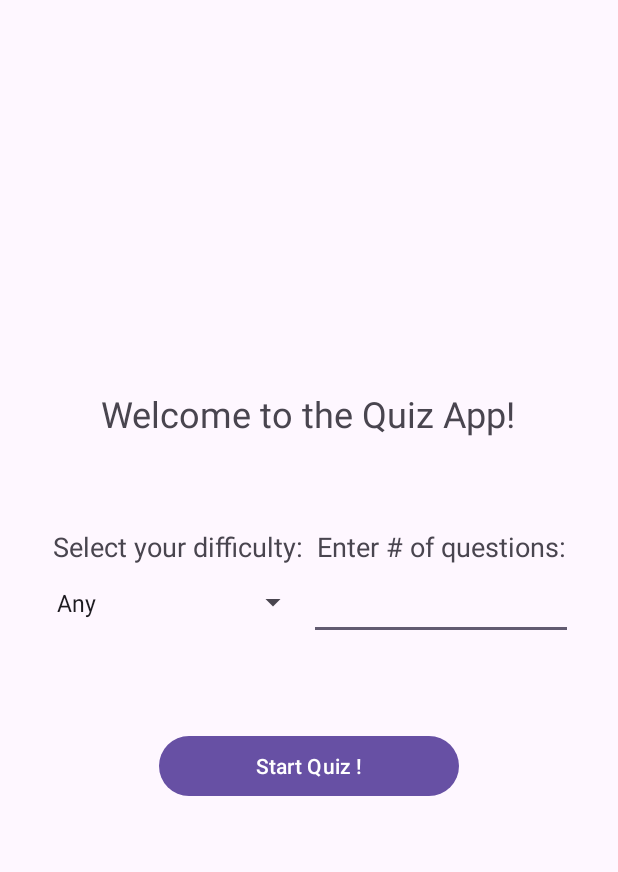
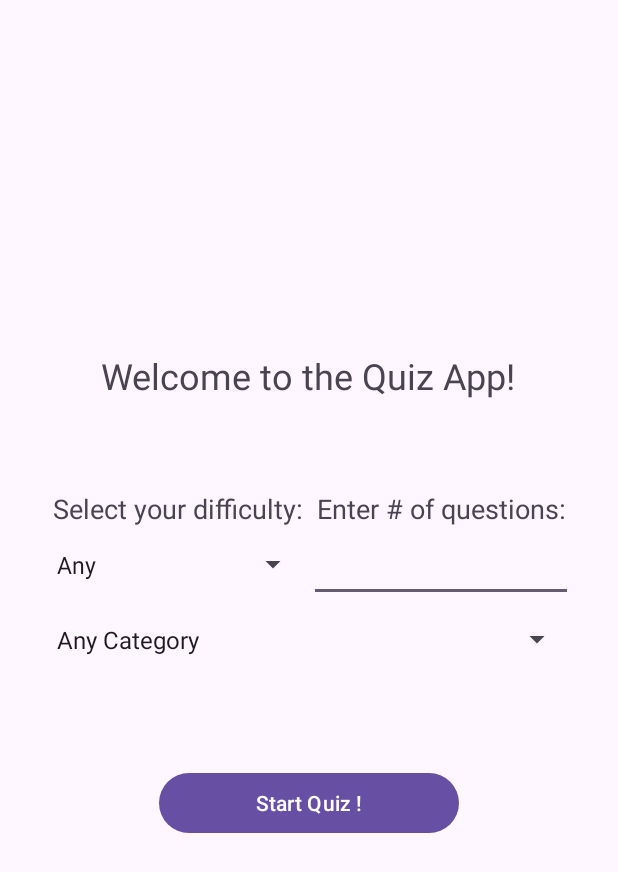
Before and after one commit to arcreane/introduction-to-android-super-awesome-team-name, an Android app: the screen it shows after launch (MainActivity), on a phone screen of 412 x 824 dp. Shown: the top 872 px of the screen. Run offline under Robolectric (Android 15) with nearby library versions, the phone set to English and light mode, and no system bars.

Commit message:
feat: added category selection

```diff
--- a/app/src/main/java/com/example/quizapp/MainActivity.java
+++ b/app/src/main/java/com/example/quizapp/MainActivity.java
@@ -12,12 +12,48 @@ import androidx.core.graphics.Insets;
 import androidx.core.view.ViewCompat;
 import androidx.core.view.WindowInsetsCompat;
 
+import java.util.HashMap;
+import java.util.Map;
+
 public class MainActivity extends AppCompatActivity {
+
+    private final Map<String, Integer> categoryIds = new HashMap<>() {{
+        put(null, 0);
+        put("Any Category", 0);
+        put("General Knowledge", 9);
+        put("Entertainment: Books", 10);
+        put("Entertainment: Film", 11);
+        put("Entertainment: Music", 12);
+        put("Entertainment: Musicals & Theatres", 13);
+        put("Entertainment: Television", 14);
+        put("Entertainment: Video Games", 15);
+        put("Entertainment: Board Games", 16);
+        put("Science & Nature", 17);
+        put("Science: Computers", 18);
+        put("Science: Mathematics", 19);
+        put("Mythology", 20);
+        put("Sports", 21);
+        put("Geography", 22);
+        put("History", 23);
+        put("Politics", 24);
+        put("Art", 25);
+        put("Celebrities", 26);
+        put("Animals", 27);
+        put("Vehicles", 28);
+        put("Entertainment: Comics", 29);
+        put("Science: Gadgets", 30);
+        put("Entertainment: Japanese Anime & Manga", 31);
+        put("Entertainment: Cartoon & Animations", 32);
+    }};
 
     public void handleStartQuizButtonClick(View view) {
         Difficulty quizDifficulty = Difficulty.any;
         Spinner difficultySpinner = findViewById(R.id.quizSettingsDifficultySelectSpinner);
         String selectedDifficulty = difficultySpinner.getSelectedItem().toString().toLowerCase();
+        Spinner categorySpinner = findViewById(R.id.quizSettingsCategorySpinner);
+        String selectedCategory = categorySpinner.getSelectedItem().toString();
+
+        int categoryId = categoryIds.getOrDefault(selectedCategory, 0);
 
         if (selectedDifficulty.isEmpty()) {
             return;
@@ -59,6 +95,7 @@ public class MainActivity extends AppCompatActivity {
         Intent intent = new Intent(this, QuizPageActivity.class);
         intent.putExtra("difficulty", quizDifficulty.toString());
         intent.putExtra("numQuestions", quizNumQuestions);
+        intent.putExtra("categoryId", categoryId);
         startActivity(intent);
 
     }
--- a/app/src/main/java/com/example/quizapp/QuizPageActivity.java
+++ b/app/src/main/java/com/example/quizapp/QuizPageActivity.java
@@ -36,7 +36,6 @@ public class QuizPageActivity extends AppCompatActivity {
 
     private TextView questionNumberTextView, questionTextView, scoreTextView, difficultyTextView;
     private Button option1Button, option2Button, option3Button, option4Button;
-
     private Vibrator vibrator;
 
     private MediaPlayer mediaPlayer;
@@ -44,6 +43,8 @@ public class QuizPageActivity extends AppCompatActivity {
     private Difficulty difficulty;
 
     private int numQuestions;
+
+    private int categoryId;
 
     private List<Question> questionsList = new ArrayList<>();
     private int currentQuestionIndex = 0;
@@ -79,6 +80,9 @@ public class QuizPageActivity extends AppCompatActivity {
         }
         difficulty = Difficulty.valueOf(difficultyStr);
         numQuestions = intent.getIntExtra("numQuestions", 10);
+        Log.d("QuizPageActivity", "Number of Questions: " + numQuestions);
+        categoryId = intent.getIntExtra("categoryId", 0);
+        Log.d("QuizPageActivity", "Category ID: " + categoryId);
 
         // Fetch quiz questions
         fetchQuizQuestions();
@@ -93,10 +97,14 @@ public class QuizPageActivity extends AppCompatActivity {
 
         // Make API call
         Call<Quiz> call;
-        if (difficulty == Difficulty.any) {
-            call = quizAPI.getQuiz(10, "multiple", "url3986", null);
+        if (difficulty == Difficulty.any && categoryId == 0) {
+            call = quizAPI.getQuiz(numQuestions, "multiple", "url3986", null, null);
+        } else if (categoryId == 0) {
+            call = quizAPI.getQuiz(numQuestions, "multiple", "url3986", difficulty.toString(), null);
+        } else if (difficulty == Difficulty.any) {
+            call = quizAPI.getQuiz(numQuestions, "multiple", "url3986", null, categoryId);
         } else {
-            call = quizAPI.getQuiz(10, "multiple", "url3986", difficulty.toString());
+            call = quizAPI.getQuiz(numQuestions, "multiple", "url3986", difficulty.toString(), categoryId);
         }
         call.enqueue(new Callback<>() {
             @Override
@@ -122,12 +130,10 @@ public class QuizPageActivity extends AppCompatActivity {
             //Update question number and score in header
             questionNumberTextView.setText(String.format(getString(R.string.question_number), currentQuestionIndex + 1, questionsList.size()));
 
-
             // Get the current question
             Question question = questionsList.get(currentQuestionIndex);
 
             String difficulty = question.getDifficulty();
-
 
             int question_points;
 
@@ -236,6 +242,7 @@ public class QuizPageActivity extends AppCompatActivity {
             Intent restartIntent = new Intent(this, QuizPageActivity.class);
             restartIntent.putExtra("difficulty", difficulty.toString());
             restartIntent.putExtra("numQuestions", numQuestions);
+            restartIntent.putExtra("categoryId", categoryId);
             startActivity(restartIntent);
             finish();
         });
--- a/app/src/main/java/com/example/quizapp/api/QuizAPI.java
+++ b/app/src/main/java/com/example/quizapp/api/QuizAPI.java
@@ -12,6 +12,7 @@ public interface QuizAPI {
             @Query("amount") int amount,
             @Query("type") String type,
             @Query("encode") String encode,
-            @Query("difficulty") String difficulty
+            @Query("difficulty") String difficulty,
+            @Query("category") Integer categoryId
             );
 }
--- a/app/src/main/res/layout/activity_main.xml
+++ b/app/src/main/res/layout/activity_main.xml
@@ -85,6 +85,13 @@
 
     </LinearLayout>
 
+    <Spinner
+        android:id="@+id/quizSettingsCategorySpinner"
+        android:layout_width="match_parent"
+        android:layout_height="50dp"
+        android:spinnerMode="dropdown"
+        android:entries="@array/category_options"/>
+
     <!-- Submit Button -->
     <Button
         android:id="@+id/quizSettingsSubmitButton"
--- a/app/src/main/res/values/strings.xml
+++ b/app/src/main/res/values/strings.xml
@@ -16,6 +16,33 @@
         <item>Medium</item>
         <item>Hard</item>
     </string-array>
+    <string-array name="category_options">
+        <item>Any Category</item>
+        <item>General Knowledge</item>
+        <item>Entertainment: Books</item>
+        <item>Entertainment: Film</item>
+        <item>Entertainment: Music</item>
+        <item>Entertainment: Musicals &amp; Theatres</item>
+        <item>Entertainment: Television</item>
+        <item>Entertainment: Video Games</item>
+        <item>Entertainment: Board Games</item>
+        <item>Science &amp; Nature</item>
+        <item>Science: Computers</item>
+        <item>Science: Mathematics</item>
+        <item>Mythology</item>
+        <item>Sports</item>
+        <item>Geography</item>
+        <item>History</item>
+        <item>Politics</item>
+        <item>Art</item>
+        <item>Celebrities</item>
+        <item>Animals</item>
+        <item>Vehicles</item>
+        <item>Entertainment: Comics</item>
+        <item>Science: Gadgets</item>
+        <item>Entertainment: Japanese Anime &amp; Manga</item>
+        <item>Entertainment: Cartoon &amp; Animations</item>
+    </string-array>
     <string name="quiz_completed">Quiz Completed!</string>
     <string name="your_score">Your Score: %1$d</string>
     <string name="restart_quiz">Replay Quiz</string>
```
Also changed, not shown: 1 other file.
